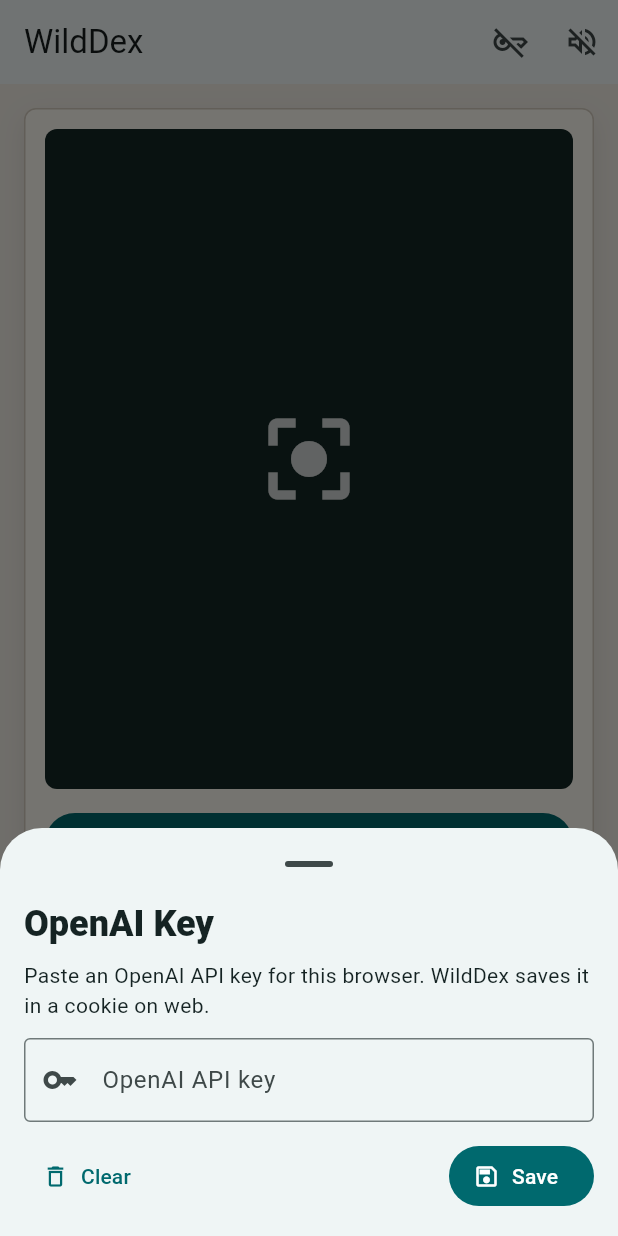
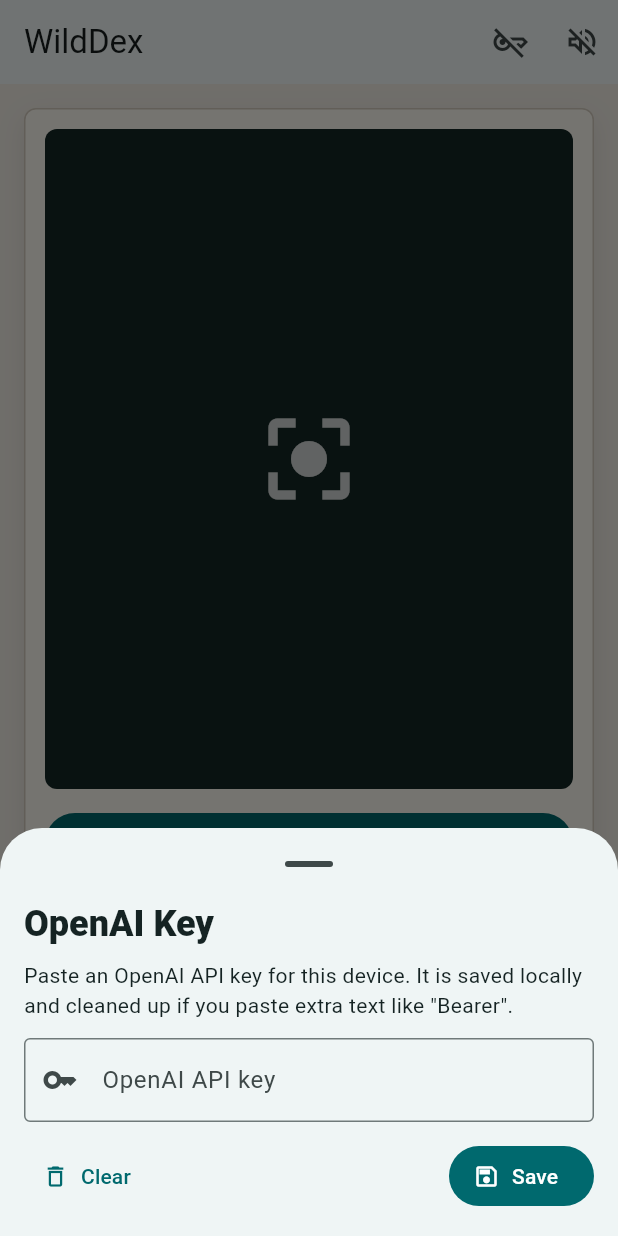
Before and after one commit to DarkDestroyerIII/WildDex, a Flutter app: the screen it shows after launch, after a tap on "Scan with camera", on a phone screen of 412 x 824 dp. Run offline on Flutter 3.47's test engine with Material 3 defaults, Android fonts, the phone set to English and light mode, and no system bars; our stand-ins replace cached_network_image, flutter_tts, image_picker, qr_flutter, shared_preferences; missing offline and left inert: dart:html, mobile_scanner.

Commit message:
Harden Android OpenAI key entry

```diff
--- a/lib/main.dart
+++ b/lib/main.dart
@@ -134,7 +134,8 @@
   Future<void> _initialize() async {
     await _repository.load();
     final prefs = await SharedPreferences.getInstance();
-    final storedApiKey = await loadStoredOpenAiKey();
+    final storedApiKey = normalizeOpenAiApiKey(await loadStoredOpenAiKey());
+    final configuredApiKey = normalizeOpenAiApiKey(openAiApiKey);
     await _tts.setSpeechRate(0.47);
     await _tts.setPitch(1.06);
     await _tts.setVolume(1);
@@ -146,15 +147,17 @@
       _consoleMode = prefs.getBool(_consoleModeKey) ?? false;
       _cooldownMinutes = prefs.getInt(_cooldownMinutesKey) ?? 3;
       _runtimeOpenAiKey =
-          storedApiKey.trim().isNotEmpty ? storedApiKey : openAiApiKey;
+          storedApiKey.isNotEmpty ? storedApiKey : configuredApiKey;
       _loading = false;
     });
   }
 
   Future<void> _takePhoto() async {
-    if (_runtimeOpenAiKey.trim().isEmpty) {
+    _runtimeOpenAiKey = normalizeOpenAiApiKey(_runtimeOpenAiKey);
+    if (_runtimeOpenAiKey.isEmpty) {
       await _openApiKeySheet();
-      if (_runtimeOpenAiKey.trim().isEmpty) {
+      _runtimeOpenAiKey = normalizeOpenAiApiKey(_runtimeOpenAiKey);
+      if (_runtimeOpenAiKey.isEmpty) {
         setState(() {
           _status = 'Add an OpenAI API key before scanning.';
           _selectedSection = 0;
@@ -315,7 +318,7 @@
     } catch (error) {
       setState(() {
         _loading = false;
-        _status = 'Scan failed: $error';
+        _status = 'Scan failed: ${friendlyErrorMessage(error)}';
       });
     }
   }
@@ -334,6 +337,9 @@
       showDragHandle: true,
       isScrollControlled: true,
       builder: (context) {
+        String? errorText;
+        return StatefulBuilder(
+          builder: (context, setSheetState) {
             return Padding(
               padding: EdgeInsets.fromLTRB(
                 16,
@@ -348,22 +354,27 @@
                   children: [
                     Text(
                       'OpenAI Key',
-                  style: Theme.of(context).textTheme.headlineSmall?.copyWith(
+                      style:
+                          Theme.of(context).textTheme.headlineSmall?.copyWith(
                                 fontWeight: FontWeight.w800,
                               ),
                     ),
                     const SizedBox(height: 8),
                     const Text(
-                  'Paste an OpenAI API key for this browser. WildDex saves it in a cookie on web.',
+                      'Paste an OpenAI API key for this device. It is saved locally and cleaned up if you paste extra text like "Bearer".',
                     ),
                     const SizedBox(height: 12),
                     TextField(
                       controller: controller,
                       obscureText: true,
-                  decoration: const InputDecoration(
-                    border: OutlineInputBorder(),
+                      autocorrect: false,
+                      enableSuggestions: false,
+                      textInputAction: TextInputAction.done,
+                      decoration: InputDecoration(
+                        border: const OutlineInputBorder(),
                         labelText: 'OpenAI API key',
-                    prefixIcon: Icon(Icons.key_outlined),
+                        errorText: errorText,
+                        prefixIcon: const Icon(Icons.key_outlined),
                       ),
                     ),
                     const SizedBox(height: 12),
@@ -381,7 +392,14 @@
                         const Spacer(),
                         FilledButton.icon(
                           onPressed: () async {
-                        final key = controller.text.trim();
+                            final key = normalizeOpenAiApiKey(controller.text);
+                            if (!looksLikeOpenAiKey(key)) {
+                              setSheetState(() {
+                                errorText =
+                                    'Paste the key value that starts with sk-.';
+                              });
+                              return;
+                            }
                             await saveStoredOpenAiKey(key);
                             setState(() => _runtimeOpenAiKey = key);
                             if (context.mounted) Navigator.pop(context);
@@ -394,6 +412,8 @@
                   ],
                 ),
               ),
+            );
+          },
         );
       },
     );
@@ -2690,6 +2710,11 @@
     required String prompt,
     required int maxOutputTokens,
   }) async {
+    final requestKey = normalizeOpenAiApiKey(apiKey);
+    if (requestKey.isEmpty) {
+      throw const WildDexException('OpenAI key is blank.');
+    }
+
     final uri = Uri.parse('https://api.openai.com/v1/responses');
     final body = {
       'model': openAiModel,
@@ -2716,7 +2741,7 @@
         .post(
           uri,
           headers: {
-            'Authorization': 'Bearer $apiKey',
+            'Authorization': 'Bearer $requestKey',
             'Content-Type': 'application/json',
           },
           body: jsonEncode(body),
@@ -2724,8 +2749,7 @@
         .timeout(const Duration(seconds: 45));
 
     if (response.statusCode < 200 || response.statusCode >= 300) {
-      throw Exception(
-          'OpenAI returned ${response.statusCode}: ${response.body}');
+      throw WildDexException(openAiStatusMessage(response));
     }
 
     final decoded = jsonDecode(response.body) as Map<String, dynamic>;
@@ -3780,6 +3804,81 @@
   return '$date $time';
 }
 
+String normalizeOpenAiApiKey(String value) {
+  var key = value.trim();
+  if (key.isEmpty) return '';
+
+  final match = RegExp(r'sk-[A-Za-z0-9_\-]+').firstMatch(key);
+  if (match != null) return match.group(0)!;
+
+  key = key
+      .replaceFirst(RegExp(r'^authorization\s*:\s*', caseSensitive: false), '')
+      .replaceFirst(RegExp(r'^bearer\s+', caseSensitive: false), '')
+      .replaceAll(RegExp(r'\s+'), '')
+      .replaceAll('"', '')
+      .replaceAll("'", '')
+      .replaceAll('`', '')
+      .replaceAll(';', '')
+      .trim();
+  return key;
+}
+
+bool looksLikeOpenAiKey(String value) {
+  final key = normalizeOpenAiApiKey(value);
+  return key.startsWith('sk-') && key.length >= 20;
+}
+
+String openAiStatusMessage(http.Response response) {
+  final status = response.statusCode;
+  var detail = '';
+  try {
+    final decoded = jsonDecode(response.body);
+    if (decoded is Map<String, dynamic>) {
+      final error = decoded['error'];
+      if (error is Map<String, dynamic>) {
+        detail = AnimalEntry._string(error['message']);
+      }
+    }
+  } catch (_) {
+    detail = '';
+  }
+
+  if (status == 401) {
+    return 'OpenAI rejected the key. Tap the key icon, clear it, and paste a current key that starts with sk-.';
+  }
+  if (status == 403) {
+    return 'OpenAI blocked this request for the current key or project. Check that the key belongs to an active project with API access.';
+  }
+  if (status == 429) {
+    return 'OpenAI says the key is rate-limited or out of quota. Check billing/limits for that API key.';
+  }
+  if (detail.isNotEmpty) {
+    return 'OpenAI returned $status: $detail';
+  }
+  return 'OpenAI returned $status. Try clearing and pasting the key again.';
+}
+
+String friendlyErrorMessage(Object error) {
+  if (error is WildDexException) return error.message;
+  final text = error.toString();
+  if (text.contains('SocketException') || text.contains('Failed host lookup')) {
+    return 'Network connection failed. Check signal or Wi-Fi and try again.';
+  }
+  if (text.contains('TimeoutException')) {
+    return 'OpenAI took too long to respond. Try again in a moment.';
+  }
+  return text.replaceFirst('Exception: ', '');
+}
+
+class WildDexException implements Exception {
+  const WildDexException(this.message);
+
+  final String message;
+
+  @override
+  String toString() => message;
+}
+
 extension FirstOrNullExtension<T> on Iterable<T> {
   T? get firstOrNull => isEmpty ? null : first;
 }
```
Also changed, not shown: 1 other file. Lines whose indentation alone changed are shown as unchanged.
